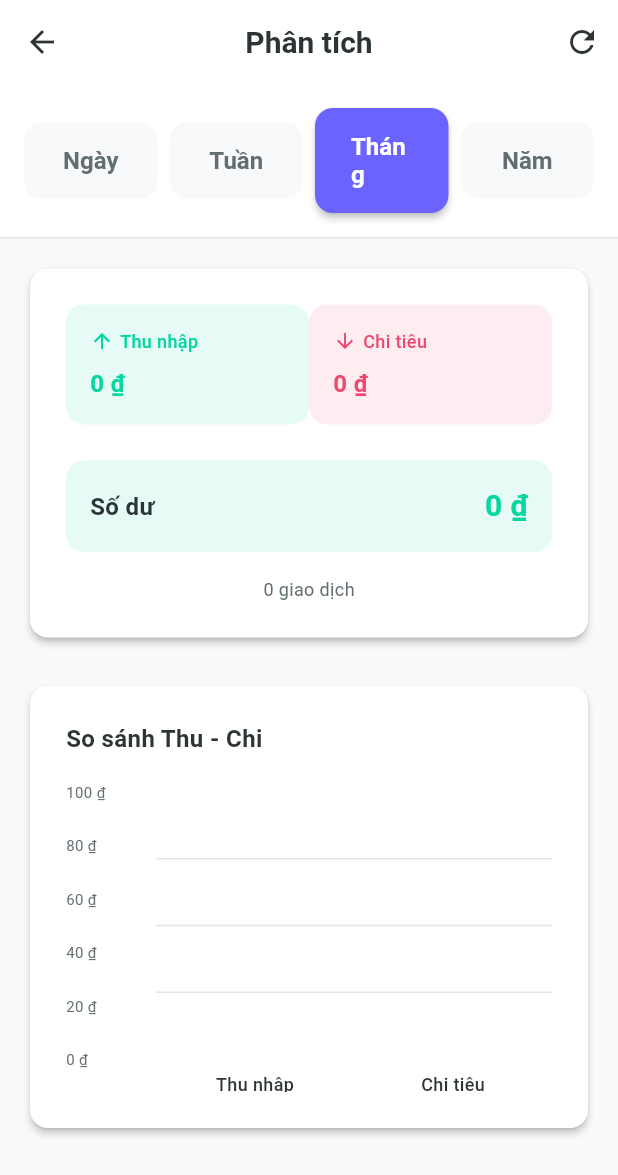
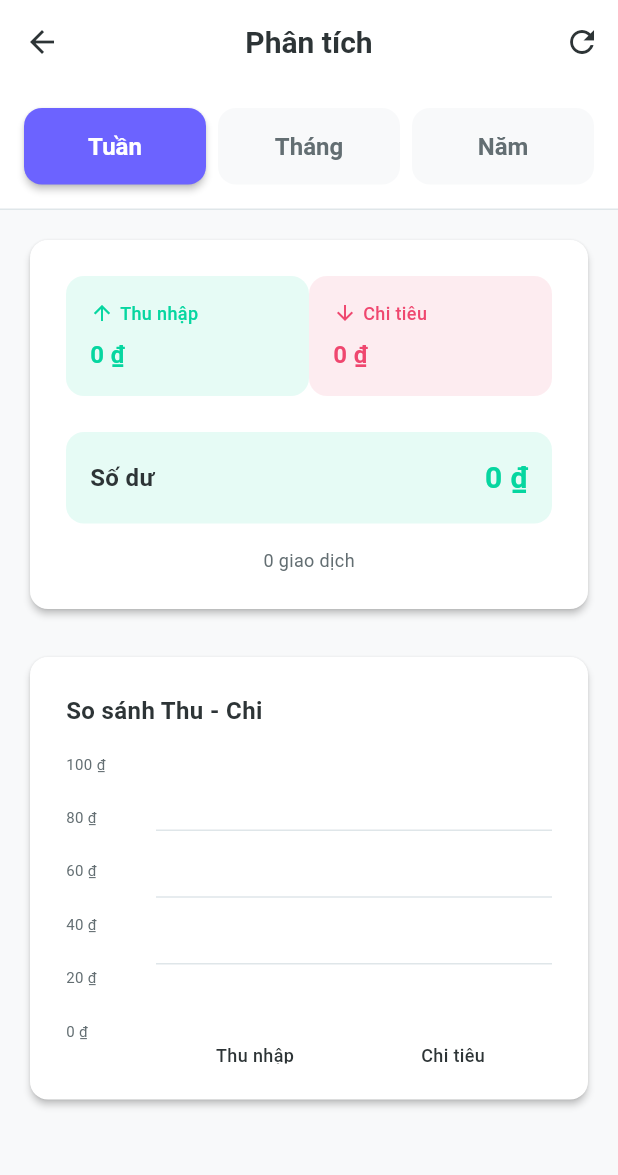
Before and after one commit to thienph/mobile_project_spending_management, a Flutter app: the AnalyticsScreen screen opened by its route, on a phone screen of 412 x 824 dp. Shown: the top 1175 px of the screen. Run offline on Flutter 3.47's test engine with Material 3 defaults, Android fonts, the phone set to English and light mode, and no system bars; drawn by our look-alikes of fl_chart; our stand-ins replace dartz, drift, equatable, flutter_bloc, get_it, go_router; accounts and stored records are empty; generated files the repository leaves out were written again.

Commit message:
Change default selected period to week in analytics screen

```diff
--- a/lib/presentation/screens/analytics/analytics_screen.dart
+++ b/lib/presentation/screens/analytics/analytics_screen.dart
@@ -19,7 +19,7 @@ class AnalyticsScreen extends StatefulWidget {
 }
 
 class _AnalyticsScreenState extends State<AnalyticsScreen> {
-  String _selectedPeriod = 'month';
+  String _selectedPeriod = 'week';
 
   @override
   void initState() {
@@ -139,8 +139,6 @@ class _AnalyticsScreenState extends State<AnalyticsScreen> {
       ),
       child: Row(
         children: [
-          _buildPeriodButton('Ngày', 'day'),
-          const SizedBox(width: AppTheme.spacingSm),
           _buildPeriodButton('Tuần', 'week'),
           const SizedBox(width: AppTheme.spacingSm),
           _buildPeriodButton('Tháng', 'month'),
```
